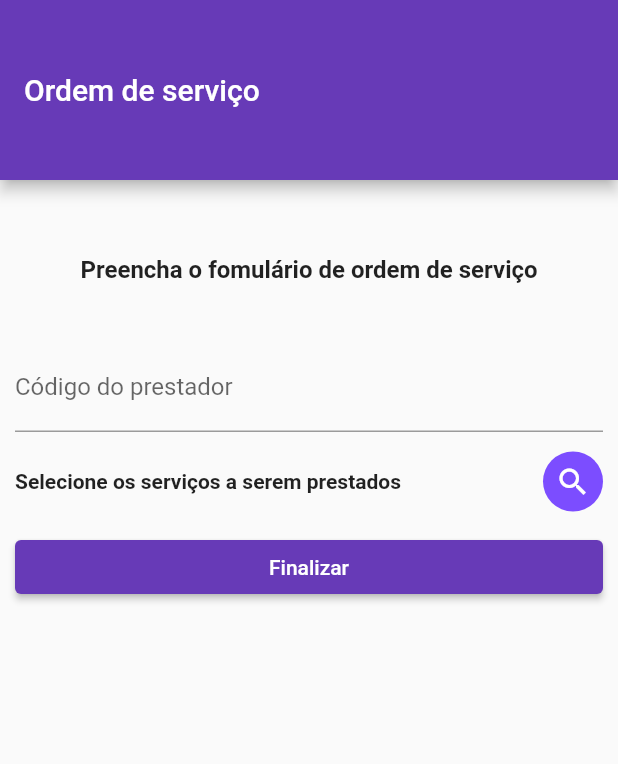
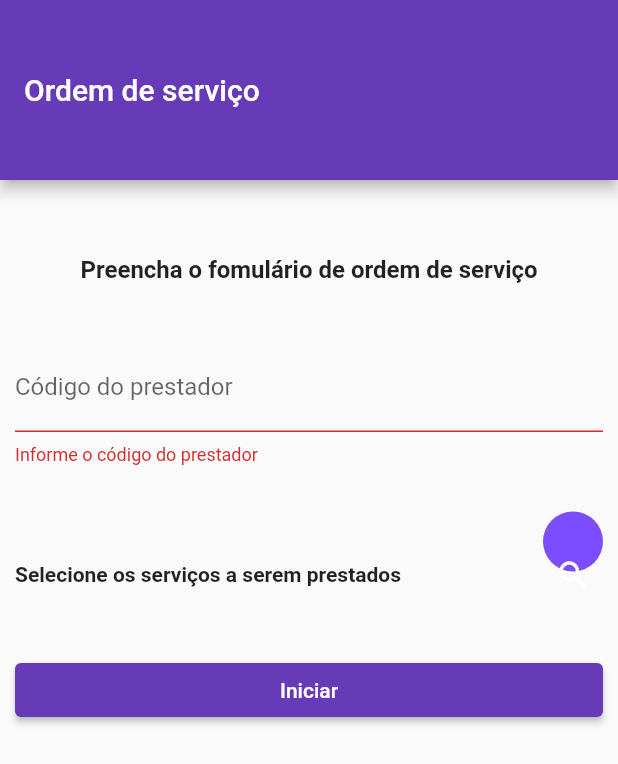
Before and after one commit to dfsilva-dxp/9aojo-flutter, a Flutter app: the screen it shows after launch, after a tap on "Iniciar", on a phone screen of 412 x 824 dp. Shown: the top 764 px of the screen. Run offline on Flutter 3.47's test engine with Material 2 defaults, Android fonts, the phone set to English and light mode, and no system bars; our stand-ins replace geolocator, get.

```diff
--- a/lib/pages/order_page.dart
+++ b/lib/pages/order_page.dart
@@ -40,8 +40,17 @@ class OrderPage extends GetView<OrderController> {
               decoration:
                   const InputDecoration(labelText: "Código do prestador"),
               textAlign: TextAlign.center,
+              validator: (String? value) {
+                if (value == null || value.isEmpty) {
+                  return "Informe o código do prestador";
+                }
+
+                return null;
+              },
             ),
-            Row(children: [
+            Container(
+              margin: const EdgeInsets.only(top: 40, bottom: 20),
+              child: Row(children: [
                 const Expanded(
                     child: Padding(
                         padding: EdgeInsets.only(top: 25, bottom: 25),
@@ -63,13 +72,17 @@ class OrderPage extends GetView<OrderController> {
                         ),
                         onPressed: () => controller.editAssists()))
               ]),
+            ),
             Obx(
               () => renderAssists(controller.selectedAssists),
             ),
             Row(children: [
               Expanded(
                   child: ElevatedButton(
-                      onPressed: () => controller.finishStartOrder(),
+                      onPressed: () => {
+                            if (controller.formKey.currentState!.validate())
+                              {controller.finishStartOrder()}
+                          },
                       child: Obx(
                         () {
                           if (controller.screenState.value ==
```
Lines whose indentation alone changed are shown as unchanged.
